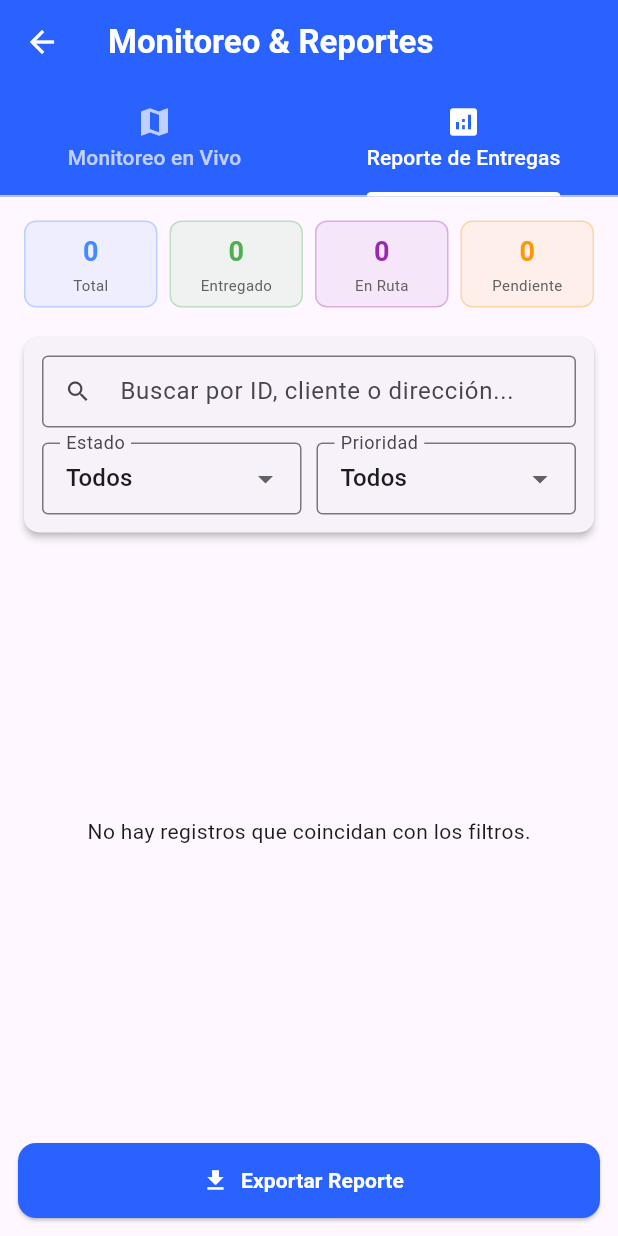
After one commit to L-S16/OPTIRUTAFINAL, a Flutter app: the ReportesScreen screen opened directly, tab 2 chosen, on a phone screen of 412 x 824 dp. The commit adds this screen. Run offline on Flutter 3.47's test engine with Material 3 defaults, Android fonts, the phone set to English and light mode, and no system bars; our stand-ins replace cloud_firestore, firebase_auth, firebase_core, geolocator, google_maps_flutter, signature; missing offline and left inert: flutter_polyline_points; accounts and stored records are empty.

Commit message:
feat(HUA-07): implementar mapa de monitoreo de entregas en tiempo real

```diff
--- /dev/null
+++ b/lib/screens/admin/reportes_screen.dart
@@ -0,0 +1,528 @@
+import 'package:flutter/material.dart';
+import 'package:cloud_firestore/cloud_firestore.dart';
+import 'package:google_maps_flutter/google_maps_flutter.dart';
+
+class ReportesScreen extends StatefulWidget {
+  final int initialTab;
+  const ReportesScreen({super.key, this.initialTab = 0});
+
+  @override
+  State<ReportesScreen> createState() => _ReportesScreenState();
+}
+
+class _ReportesScreenState extends State<ReportesScreen> with SingleTickerProviderStateMixin {
+  late TabController _tabController;
+  GoogleMapController? _mapController;
+
+  // Filtros para la pestaña de Reportes
+  String _searchQuery = '';
+  String _estadoFiltro = 'Todos';
+  String _prioridadFiltro = 'Todos';
+
+  // Coordenadas base para ciudades comunes de la ruta de despacho (Guayaquil -> Quito)
+  LatLng _getLatLngFromDireccion(String direccion, String id) {
+    final dirLower = direccion.toLowerCase();
+    LatLng base;
+    if (dirLower.contains('quito')) {
+      base = const LatLng(-0.1807, -78.4678);
+    } else if (dirLower.contains('latacunga')) {
+      base = const LatLng(-0.9316, -78.6155);
+    } else if (dirLower.contains('ambato')) {
+      base = const LatLng(-1.2491, -78.6167);
+    } else if (dirLower.contains('guayaquil')) {
+      base = const LatLng(-2.1708, -79.9224);
+    } else if (dirLower.contains('sangolqui') || dirLower.contains('sangolquí')) {
+      base = const LatLng(-0.3323, -78.4419);
+    } else if (dirLower.contains('aloag') || dirLower.contains('alóag')) {
+      base = const LatLng(-0.4677, -78.5835);
+    } else {
+      // Centrado en Ambato como punto central de la ruta
+      base = const LatLng(-1.2491, -78.6167);
+    }
+
+    // Aplicar dispersión (jitter) usando el hash del ID para evitar solapamientos exactos
+    final double latOffset = ((id.hashCode & 0xFF) - 128) * 0.0003;
+    final double lngOffset = (((id.hashCode >> 8) & 0xFF) - 128) * 0.0003;
+    return LatLng(base.latitude + latOffset, base.longitude + lngOffset);
+  }
+
+  double _getMarkerHue(String estado) {
+    switch (estado) {
+      case 'Entregado':
+        return BitmapDescriptor.hueGreen;
+      case 'En Ruta':
+        return BitmapDescriptor.hueAzure;
+      case 'Pendiente':
+      case 'Reprogramado':
+        return BitmapDescriptor.hueOrange;
+      case 'Cancelada':
+      case 'Cancelado':
+        return BitmapDescriptor.hueRed;
+      default:
+        return BitmapDescriptor.hueRed;
+    }
+  }
+
+  Color _getEstadoColor(String estado) {
+    switch (estado) {
+      case 'Entregado':
+        return Colors.green;
+      case 'En Ruta':
+        return Colors.blueAccent;
+      case 'Pendiente':
+      case 'Reprogramado':
+        return Colors.orange;
+      default:
+        return Colors.red;
+    }
+  }
+
+  @override
+  void initState() {
+    super.initState();
+    _tabController = TabController(length: 2, vsync: this, initialIndex: widget.initialTab);
+  }
+
+  @override
+  void dispose() {
+    _tabController.dispose();
+    _mapController?.dispose();
+    super.dispose();
+  }
+
+  void _simularExportar(int totalPedidos) {
+    showDialog(
+      context: context,
+      builder: (context) {
+        return StatefulBuilder(
+          builder: (context, setDialogState) {
+            bool exportando = true;
+            String formato = 'PDF';
+
+            // Simular carga de exportación
+            Future.delayed(const Duration(seconds: 2), () {
+              if (context.mounted) {
+                setDialogState(() {
+                  exportando = false;
+                });
+              }
+            });
+
+            return AlertDialog(
+              shape: RoundedRectangleBorder(borderRadius: BorderRadius.circular(15)),
+              title: const Text('Exportar Reporte de Entregas'),
+              content: exportando
+                  ? Column(
+                      mainAxisSize: MainAxisSize.min,
+                      children: [
+                        const CircularProgressIndicator(),
+                        const SizedBox(height: 20),
+                        Text('Generando archivo $formato para $totalPedidos pedidos...'),
+                      ],
+                    )
+                  : Column(
+                      mainAxisSize: MainAxisSize.min,
+                      children: [
+                        const Icon(Icons.check_circle, color: Colors.green, size: 60),
+                        const SizedBox(height: 15),
+                        const Text(
+                          '¡Reporte Generado!',
+                          style: TextStyle(fontWeight: FontWeight.bold, fontSize: 18),
+                        ),
+                        const SizedBox(height: 10),
+                        Text(
+                          'El reporte ha sido exportado exitosamente en formato $formato.',
+                          textAlign: TextAlign.center,
+                        ),
+                      ],
+                    ),
+              actions: [
+                if (!exportando)
+                  TextButton(
+                    onPressed: () => Navigator.pop(context),
+                    child: const Text('Cerrar'),
+                  ),
+              ],
+            );
+          },
+        );
+      },
+    );
+  }
+
+  @override
+  Widget build(BuildContext context) {
+    return Scaffold(
+      appBar: AppBar(
+        title: const Text(
+          'Monitoreo & Reportes',
+          style: TextStyle(fontWeight: FontWeight.bold, color: Colors.white),
+        ),
+        backgroundColor: Colors.blueAccent[700],
+        iconTheme: const IconThemeData(color: Colors.white),
+        bottom: TabBar(
+          controller: _tabController,
+          labelColor: Colors.white,
+          unselectedLabelColor: Colors.white70,
+          indicatorColor: Colors.white,
+          indicatorWeight: 3,
+          tabs: const [
+            Tab(icon: Icon(Icons.map), text: 'Monitoreo en Vivo'),
+            Tab(icon: Icon(Icons.analytics), text: 'Reporte de Entregas'),
+          ],
+        ),
+      ),
+      body: StreamBuilder<QuerySnapshot>(
+        stream: FirebaseFirestore.instance.collection('rutas').snapshots(),
+        builder: (context, rutasSnapshot) {
+          // Mapear qué conductor tiene asignado qué pedido {pedidoId: conductorId}
+          final Map<String, String> conductorPorPedido = {};
+          if (rutasSnapshot.hasData) {
+            for (var doc in rutasSnapshot.data!.docs) {
+              final data = doc.data() as Map<String, dynamic>;
+              final conductorId = data['conductorId']?.toString() ?? 'Sin Conductor';
+              final pedidos = List<String>.from(data['pedidos'] ?? []);
+              for (var pedId in pedidos) {
+                conductorPorPedido[pedId] = conductorId;
+              }
+            }
+          }
+
+          return StreamBuilder<QuerySnapshot>(
+            stream: FirebaseFirestore.instance.collection('pedidos').snapshots(),
+            builder: (context, pedidosSnapshot) {
+              if (pedidosSnapshot.hasError) {
+                return const Center(child: Text('Error al obtener datos de Firestore.'));
+              }
+              if (pedidosSnapshot.connectionState == ConnectionState.waiting) {
+                return const Center(child: CircularProgressIndicator());
+              }
+
+              final pedidos = pedidosSnapshot.data?.docs ?? [];
+
+              return TabBarView(
+                controller: _tabController,
+                physics: const NeverScrollableScrollPhysics(), // Evitar deslizamientos accidentales en el mapa
+                children: [
+                  // PESTAÑA 1: MONITOREO EN VIVO (MAPA)
+                  _buildMapaMonitoreo(pedidos),
+
+                  // PESTAÑA 2: REPORTE DE ENTREGAS
+                  _buildReporteEntregas(pedidos, conductorPorPedido),
+                ],
+              );
+            },
+          );
+        },
+      ),
+    );
+  }
+
+  Widget _buildMapaMonitoreo(List<QueryDocumentSnapshot> pedidos) {
+    // Generar marcadores para los pedidos activos en ruta o entregados
+    final Set<Marker> markers = {};
+
+    for (var doc in pedidos) {
+      final data = doc.data() as Map<String, dynamic>;
+      final id = data['id'] ?? doc.id;
+      final cliente = data['cliente'] ?? 'Cliente';
+      final direccion = data['direccion'] ?? '';
+      final estado = data['estado'] ?? 'Pendiente';
+      final cajas = data['numeroCajas'] ?? 0;
+
+      final latLng = _getLatLngFromDireccion(direccion, id);
+
+      markers.add(
+        Marker(
+          markerId: MarkerId(id),
+          position: latLng,
+          icon: BitmapDescriptor.defaultMarkerWithHue(_getMarkerHue(estado)),
+          infoWindow: InfoWindow(
+            title: '$id - $cliente',
+            snippet: 'Estado: $estado | Cajas: $cajas\nDir: $direccion',
+          ),
+        ),
+      );
+    }
+
+    return Stack(
+      children: [
+        GoogleMap(
+          initialCameraPosition: const CameraPosition(
+            target: LatLng(-1.2491, -78.6167), // Centrado en Ambato como punto intermedio del país
+            zoom: 7.5,
+          ),
+          onMapCreated: (controller) => _mapController = controller,
+          markers: markers,
+          myLocationButtonEnabled: false,
+          zoomControlsEnabled: true,
+        ),
+        // Leyenda del mapa flotante
+        Positioned(
+          top: 15,
+          left: 15,
+          child: Card(
+            elevation: 4,
+            shape: RoundedRectangleBorder(borderRadius: BorderRadius.circular(10)),
+            color: Colors.white.withValues(alpha: 0.95),
+            child: Padding(
+              padding: const EdgeInsets.symmetric(horizontal: 12.0, vertical: 8.0),
+              child: Column(
+                crossAxisAlignment: CrossAxisAlignment.start,
+                children: [
+                  const Text('Estados de Pedidos', style: TextStyle(fontWeight: FontWeight.bold, fontSize: 12)),
+                  const Divider(height: 8),
+                  _buildLegendItem('Pendiente / Reprogramado', Colors.orange),
+                  _buildLegendItem('En Ruta', Colors.blueAccent),
+                  _buildLegendItem('Entregado', Colors.green),
+                  _buildLegendItem('Cancelado', Colors.red),
+                ],
+              ),
+            ),
+          ),
+        ),
+      ],
+    );
+  }
+
+  Widget _buildLegendItem(String label, Color color) {
+    return Padding(
+      padding: const EdgeInsets.only(bottom: 4.0),
+      child: Row(
+        children: [
+          Container(
+            width: 10,
+            height: 10,
+            decoration: BoxDecoration(color: color, shape: BoxShape.circle),
+          ),
+          const SizedBox(width: 8),
+          Text(label, style: const TextStyle(fontSize: 11)),
+        ],
+      ),
+    );
+  }
+
+  Widget _buildReporteEntregas(List<QueryDocumentSnapshot> pedidos, Map<String, String> conductorPorPedido) {
+    // Filtrado de la lista de pedidos
+    final filteredPedidos = pedidos.where((doc) {
+      final data = doc.data() as Map<String, dynamic>;
+      final id = (data['id'] ?? doc.id).toString().toLowerCase();
+      final cliente = (data['cliente'] ?? '').toString().toLowerCase();
+      final direccion = (data['direccion'] ?? '').toString().toLowerCase();
+      final estado = data['estado'] ?? 'Pendiente';
+      final prioridad = data['prioridad'] ?? 'Media';
+
+      final matchesSearch = id.contains(_searchQuery) || cliente.contains(_searchQuery) || direccion.contains(_searchQuery);
+      final matchesEstado = _estadoFiltro == 'Todos' || estado == _estadoFiltro;
+      final matchesPrioridad = _prioridadFiltro == 'Todos' || prioridad == _prioridadFiltro;
+
+      return matchesSearch && matchesEstado && matchesPrioridad;
+    }).toList();
+
+    // Cálculos de Resumen
+    int total = pedidos.length;
+    int entregados = pedidos.where((d) => (d.data() as Map)['estado'] == 'Entregado').length;
+    int enRuta = pedidos.where((d) => (d.data() as Map)['estado'] == 'En Ruta').length;
+    int pendientes = pedidos.where((d) => (d.data() as Map)['estado'] == 'Pendiente').length;
+
+    return Column(
+      children: [
+        // Cuadro Resumen KPI
+        Padding(
+          padding: const EdgeInsets.all(12.0),
+          child: Row(
+            children: [
+              _buildKpiCard('Total', total.toString(), Colors.blueAccent),
+              _buildKpiCard('Entregado', entregados.toString(), Colors.green),
+              _buildKpiCard('En Ruta', enRuta.toString(), Colors.purple),
+              _buildKpiCard('Pendiente', pendientes.toString(), Colors.orange),
+            ],
+          ),
+        ),
+
+        // Barra de Búsqueda y Filtros
+        Padding(
+          padding: const EdgeInsets.symmetric(horizontal: 12.0),
+          child: Card(
+            elevation: 2,
+            shape: RoundedRectangleBorder(borderRadius: BorderRadius.circular(10)),
+            child: Padding(
+              padding: const EdgeInsets.all(12.0),
+              child: Column(
+                children: [
+                  TextField(
+                    onChanged: (val) => setState(() => _searchQuery = val.toLowerCase()),
+                    decoration: const InputDecoration(
+                      labelText: 'Buscar por ID, cliente o dirección...',
+                      prefixIcon: Icon(Icons.search),
+                      border: OutlineInputBorder(),
+                      isDense: true,
+                    ),
+                  ),
+                  const SizedBox(height: 10),
+                  Row(
+                    children: [
+                      Expanded(
+                        child: DropdownButtonFormField<String>(
+                          initialValue: _estadoFiltro,
+                          decoration: const InputDecoration(
+                            labelText: 'Estado',
+                            border: OutlineInputBorder(),
+                            isDense: true,
+                          ),
+                          items: const [
+                            DropdownMenuItem(value: 'Todos', child: Text('Todos')),
+                            DropdownMenuItem(value: 'Pendiente', child: Text('Pendiente')),
+                            DropdownMenuItem(value: 'En Ruta', child: Text('En Ruta')),
+                            DropdownMenuItem(value: 'Entregado', child: Text('Entregado')),
+                          ],
+                          onChanged: (val) => setState(() => _estadoFiltro = val!),
+                        ),
+                      ),
+                      const SizedBox(width: 10),
+                      Expanded(
+                        child: DropdownButtonFormField<String>(
+                          initialValue: _prioridadFiltro,
+                          decoration: const InputDecoration(
+                            labelText: 'Prioridad',
+                            border: OutlineInputBorder(),
+                            isDense: true,
+                          ),
+                          items: const [
+                            DropdownMenuItem(value: 'Todos', child: Text('Todos')),
+                            DropdownMenuItem(value: 'Alta', child: Text('Alta')),
+                            DropdownMenuItem(value: 'Media', child: Text('Media')),
+                            DropdownMenuItem(value: 'Baja', child: Text('Baja')),
+                          ],
+                          onChanged: (val) => setState(() => _prioridadFiltro = val!),
+                        ),
+                      ),
+                    ],
+                  ),
+                ],
+              ),
+            ),
+          ),
+        ),
+
+        // Listado de Resultados
+        Expanded(
+          child: filteredPedidos.isEmpty
+              ? const Center(child: Text('No hay registros que coincidan con los filtros.'))
+              : ListView.builder(
+                  padding: const EdgeInsets.symmetric(horizontal: 12.0, vertical: 8.0),
+                  itemCount: filteredPedidos.length,
+                  itemBuilder: (context, index) {
+                    final doc = filteredPedidos[index];
+                    final data = doc.data() as Map<String, dynamic>;
+                    final id = data['id'] ?? doc.id;
+                    final cliente = data['cliente'] ?? 'Cliente';
+                    final direccion = data['direccion'] ?? 'Sin dirección';
+                    final prioridad = data['prioridad'] ?? 'Media';
+                    final estado = data['estado'] ?? 'Pendiente';
+                    final cajas = data['numeroCajas'] ?? 0;
+
+                    // Conductor asignado cruzando la información de la colección de rutas
+                    final conductorAsignado = conductorPorPedido[id] ?? 'No asignado';
+
+                    return Card(
+                      margin: const EdgeInsets.only(bottom: 10),
+                      shape: RoundedRectangleBorder(borderRadius: BorderRadius.circular(10)),
+                      child: ListTile(
+                        title: Row(
+                          children: [
+                            Text(id, style: const TextStyle(fontWeight: FontWeight.bold, fontSize: 13, color: Colors.blueAccent)),
+                            const Spacer(),
+                            Container(
+                              padding: const EdgeInsets.symmetric(horizontal: 6, vertical: 2),
+                              decoration: BoxDecoration(
+                                color: _getEstadoColor(estado).withValues(alpha: 0.1),
+                                borderRadius: BorderRadius.circular(6),
+                              ),
+                              child: Text(
+                                estado,
+                                style: TextStyle(color: _getEstadoColor(estado), fontWeight: FontWeight.bold, fontSize: 10),
+                              ),
+                            ),
+                          ],
+                        ),
+                        subtitle: Padding(
+                          padding: const EdgeInsets.only(top: 8.0),
+                          child: Column(
+                            crossAxisAlignment: CrossAxisAlignment.start,
+                            children: [
+                              Text(cliente, style: const TextStyle(fontWeight: FontWeight.bold, color: Colors.black87)),
+                              const SizedBox(height: 4),
+                              Text('Destino: $direccion', style: const TextStyle(fontSize: 12)),
+                              Text('Cajas: $cajas | Prioridad: $prioridad', style: const TextStyle(fontSize: 12)),
+                              const Divider(height: 12),
+                              Row(
+                                children: [
+                                  const Icon(Icons.local_shipping, size: 14, color: Colors.grey),
+                                  const SizedBox(width: 4),
+                                  Text(
+                                    'Conductor: $conductorAsignado',
+                                    style: const TextStyle(fontSize: 11, fontStyle: FontStyle.italic, color: Colors.black54),
+                                  ),
+                                ],
+                              ),
+                            ],
+                          ),
+                        ),
+                      ),
+                    );
+                  },
+                ),
+        ),
+
+        // Botón Exportar Flotante / Inferior
+        Padding(
+          padding: const EdgeInsets.all(12.0),
+          child: SizedBox(
+            width: double.infinity,
+            height: 50,
+            child: ElevatedButton.icon(
+              style: ElevatedButton.styleFrom(
+                backgroundColor: Colors.blueAccent[700],
+                foregroundColor: Colors.white,
+                shape: RoundedRectangleBorder(borderRadius: BorderRadius.circular(12)),
+              ),
+              onPressed: () => _simularExportar(filteredPedidos.length),
+              icon: const Icon(Icons.download),
+              label: const Text('Exportar Reporte', style: TextStyle(fontWeight: FontWeight.bold)),
+            ),
+          ),
+        ),
+      ],
+    );
+  }
+
+  Widget _buildKpiCard(String title, String value, Color color) {
+    return Expanded(
+      child: Card(
+        color: color.withValues(alpha: 0.08),
+        elevation: 0,
+        shape: RoundedRectangleBorder(
+          borderRadius: BorderRadius.circular(8),
+          side: BorderSide(color: color.withValues(alpha: 0.3)),
+        ),
+        child: Padding(
+          padding: const EdgeInsets.symmetric(vertical: 8.0),
+          child: Column(
+            children: [
+              Text(
+                value,
+                style: TextStyle(fontSize: 18, fontWeight: FontWeight.bold, color: color),
+              ),
+              const SizedBox(height: 2),
+              Text(
+                title,
+                style: TextStyle(fontSize: 10, color: Colors.grey[700]),
+              ),
+            ],
+          ),
+        ),
+      ),
+    );
+  }
+}
```
Also changed, not shown: lib/screens/admin/admin_dashboard.dart (+22 -4 lines).
